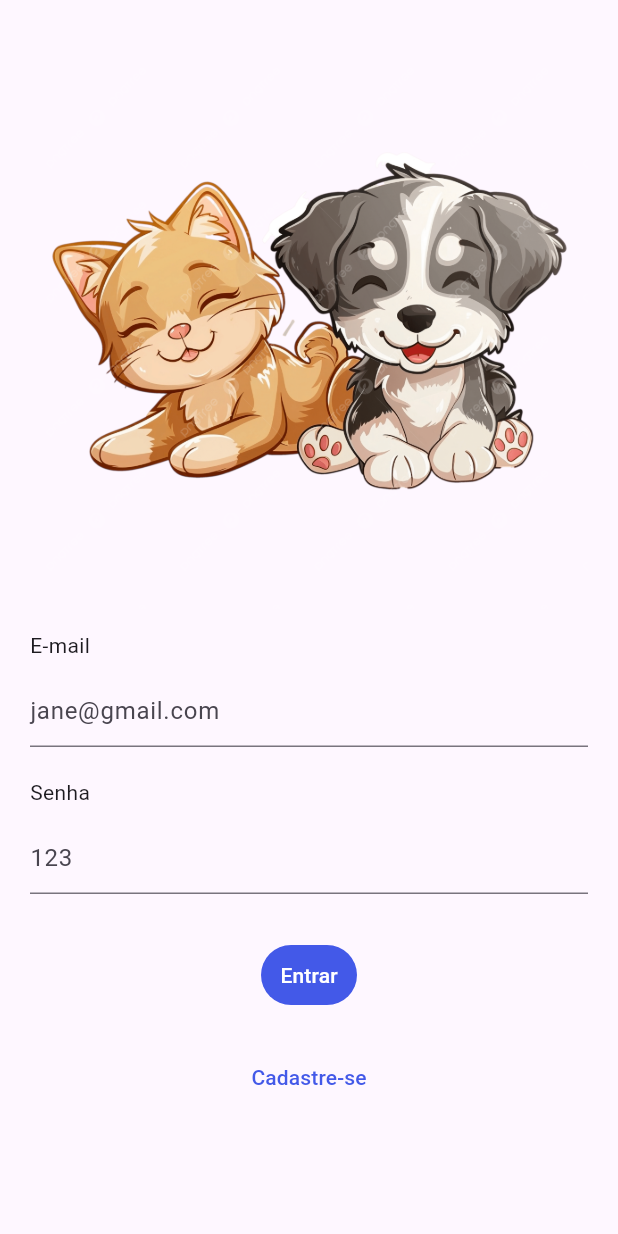
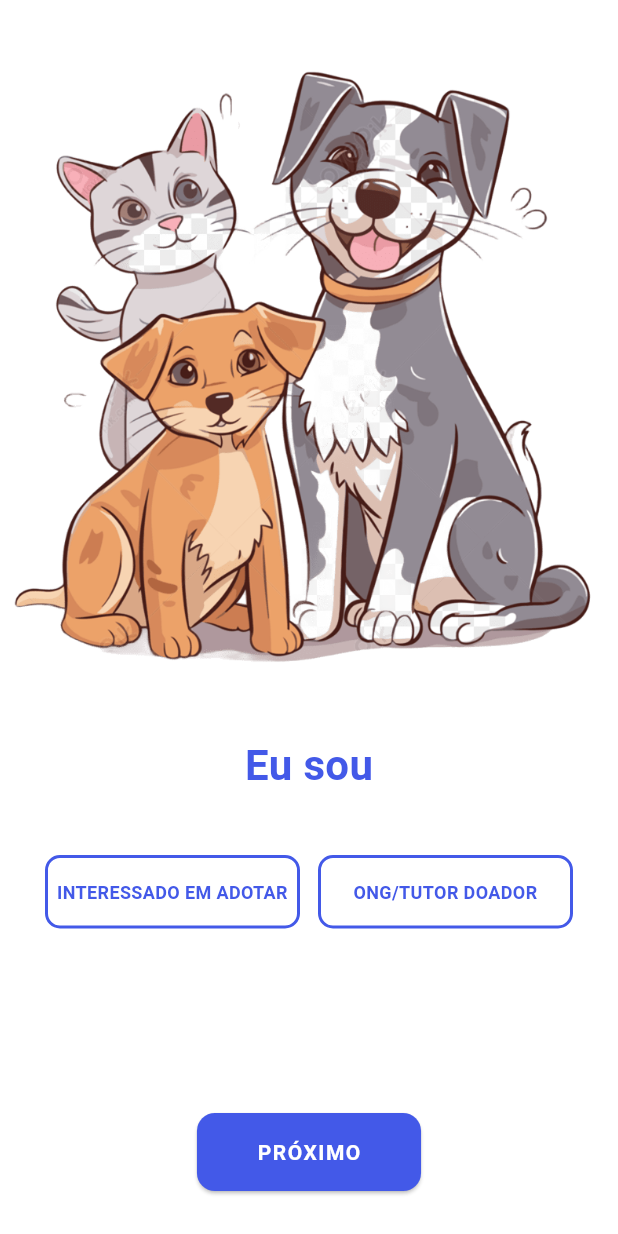
Before and after one commit to BeatrizSilva-Dev/projeto_adocao, a Flutter app: the screen it shows after launch, after a tap on "Cadastre-se", on a phone screen of 412 x 824 dp. Run offline on Flutter 3.47's test engine with Material 3 defaults, Android fonts, the phone set to English and light mode, and no system bars.

Commit message:
tela_adoção + tela_add_pet + tela_cadastro + tela_login_adotante + tela_login_ong
Criação das telas: tela_adoção + tela_add_pet + tela_cadastro + tela_login_adotante + tela_login_ong. E atualização das telas: tela_redirecionamento + tela_individual + tela_gato + tela_cachorro

```diff
--- /dev/null
+++ b/lib/shared/custom_text_field.dart
@@ -0,0 +1,33 @@
+import 'package:flutter/material.dart';
+
+class CustomTextField extends StatelessWidget {
+  final TextEditingController controller;
+  final String hintText;
+  final VoidCallback? onTap;
+  final Color cursorColor;
+  final Color underlineColor;
+
+  const CustomTextField({
+    Key? key,
+    required this.controller,
+    this.hintText = '',
+    this.onTap,
+    this.cursorColor = const Color(0xFF4359E8),
+    this.underlineColor = const Color(0xFF4359E8),
+  }) : super(key: key);
+
+  @override
+  Widget build(BuildContext context) {
+    return TextField(
+      controller: controller,
+      cursorColor: cursorColor,
+      decoration: InputDecoration(
+        hintText: hintText,
+        focusedBorder: UnderlineInputBorder(
+          borderSide: BorderSide(color: underlineColor),
+        ),
+      ),
+      onTap: onTap,
+    );
+  }
+}
--- a/lib/view/tela_cachorro.dart
+++ b/lib/view/tela_cachorro.dart
@@ -1,7 +1,7 @@
 import 'package:adocao/model/lista_pets_model.dart';
 import 'package:adocao/view/tela_gato.dart';
 import 'package:adocao/view/tela_individual.dart';
-import 'package:adocao/view/tela_menu.dart';
+import 'package:adocao/view/tela_menu_adotante.dart';
 import 'package:flutter/material.dart';
 
 class TelaCachorro extends StatelessWidget {
--- /dev/null
+++ b/lib/view/tela_cadastro.dart
@@ -0,0 +1,137 @@
+// tela_cadastro.dart
+import 'package:adocao/view/tela_login_adotante.dart';
+import 'package:adocao/view/tela_login_ong.dart';
+import 'package:flutter/material.dart';
+
+class TelaCadastro extends StatefulWidget {
+  const TelaCadastro({super.key});
+
+  @override
+  State<TelaCadastro> createState() => _TelaCadastroState();
+}
+
+class _TelaCadastroState extends State<TelaCadastro> {
+  String? tipoSelecionado;
+
+  @override
+  Widget build(BuildContext context) {
+    return Scaffold(
+      backgroundColor: Colors.white,
+      body: SafeArea(
+        child: Column(
+          children: [
+            const SizedBox(height: 20),
+
+            Image.asset(
+              'assets/cachorros_gato.png',
+              width: double.infinity,
+              height: 450,
+              fit: BoxFit.cover,
+            ),
+            const SizedBox(height: 20),
+
+            const Text(
+              "Eu sou",
+              style: TextStyle(
+                fontSize: 28,
+                fontWeight: FontWeight.bold,
+                color: Color(0xFF4359E8),
+              ),
+            ),
+
+            const SizedBox(height: 40),
+
+            Padding(
+              padding: const EdgeInsets.symmetric(horizontal: 24),
+              child: Row(
+                mainAxisAlignment: MainAxisAlignment.spaceBetween,
+                children: [
+                  _buildSelecaoBotao("INTERESSADO EM ADOTAR"),
+                  _buildSelecaoBotao("ONG/TUTOR DOADOR"),
+                ],
+              ),
+            ),
+
+            const Spacer(),
+
+            Padding(
+              padding: const EdgeInsets.only(bottom: 30),
+              child: ElevatedButton(
+                onPressed: () {
+                  if (tipoSelecionado != null) {
+                    Navigator.push(
+                      context,
+                      MaterialPageRoute(
+                        builder: (context) => tipoSelecionado == "INTERESSADO EM ADOTAR"
+                            ? TelaLoginAdotante()
+                            : TelaLoginOng(),
+                      ),
+                    );
+                  } else {
+                    ScaffoldMessenger.of(context).showSnackBar(
+                      const SnackBar(
+                        content: Text("Selecione uma opção para continuar."),
+                      ),
+                    );
+                  }
+                },
+                style: ElevatedButton.styleFrom(
+                  backgroundColor: const Color(0xFF4359E8),
+                  padding: const EdgeInsets.symmetric(horizontal: 40, vertical: 16),
+                  shape: RoundedRectangleBorder(
+                    borderRadius: BorderRadius.circular(12),
+                  ),
+                ),
+                child: const Text(
+                  "PRÓXIMO",
+                  style: TextStyle(
+                    color: Colors.white,
+                    fontWeight: FontWeight.bold,
+                    letterSpacing: 1,
+                  ),
+                ),
+              ),
+            ),
+          ],
+        ),
+      ),
+    );
+  }
+
+  Widget _buildSelecaoBotao(String texto) {
+    final bool selecionado = tipoSelecionado == texto;
+
+    return Expanded(
+      child: GestureDetector(
+        onTap: () {
+          setState(() {
+            tipoSelecionado = texto;
+          });
+        },
+        child: Container(
+          margin: const EdgeInsets.symmetric(horizontal: 6),
+          padding: const EdgeInsets.symmetric(vertical: 14),
+          decoration: BoxDecoration(
+            border: Border.all(
+              color: const Color(0xFF4359E8),
+              width: 2,
+            ),
+            borderRadius: BorderRadius.circular(10),
+            color: selecionado ? const Color(0xFF4359E8) : Colors.transparent,
+          ),
+          child: Center(
+            child: Text(
+              texto,
+              textAlign: TextAlign.center,
+              style: TextStyle(
+                color: selecionado ? Colors.white : const Color(0xFF4359E8),
+                fontWeight: FontWeight.bold,
+                fontSize: 12,
+              ),
+            ),
+          ),
+        ),
+      ),
+    );
+  }
+}
--- a/lib/view/tela_gato.dart
+++ b/lib/view/tela_gato.dart
@@ -1,6 +1,6 @@
 import 'package:adocao/model/lista_pets_model.dart';
 import 'package:adocao/view/tela_individual.dart';
-import 'package:adocao/view/tela_menu.dart';
+import 'package:adocao/view/tela_menu_adotante.dart';
 import 'package:flutter/material.dart';
 import 'tela_cachorro.dart';
 
--- a/lib/view/tela_individual.dart
+++ b/lib/view/tela_individual.dart
@@ -1,6 +1,6 @@
 import 'package:adocao/view/tela_redirecionamento.dart';
 import 'package:flutter/material.dart';
-import 'package:adocao/view/tela_menu.dart'; // Certifique-se que essa tela existe e está importada corretamente
+import 'package:adocao/view/tela_menu_adotante.dart'; // Certifique-se que essa tela existe e está importada corretamente
 
 class TelaIndividual extends StatelessWidget {
   final String nome;
--- a/lib/view/tela_login.dart
+++ b/lib/view/tela_login.dart
@@ -1,4 +1,6 @@
-import 'package:adocao/view/tela_menu.dart';
+import 'package:adocao/shared/custom_text_field.dart';
+import 'package:adocao/view/tela_cadastro.dart';
+import 'package:adocao/view/tela_menu_adotante.dart';
 import 'package:flutter/material.dart';
 
 class LoginView extends StatefulWidget {
@@ -21,26 +23,15 @@ class _LoginViewState extends State<LoginView> {
             crossAxisAlignment: CrossAxisAlignment.start,
             mainAxisAlignment: MainAxisAlignment.start,
             children: <Widget>[
-              Image.asset("assets/gatinho_cachorrinho.png", width: 430, height: 400,),
+              Image.asset(
+                "assets/gatinho_cachorrinho.png",
+                width: double.infinity,
+                height: 300,
+                fit: BoxFit.cover,
+              ),
               const Text("E-mail"),
               const SizedBox(height: 10.0),
-              TextField(
-                controller: _emailController,
-                cursorColor: Color(0xFF4359E8),
-                decoration: const InputDecoration(
-                  hintText: 'jane@gmail.com',
-
-                  focusedBorder: UnderlineInputBorder(
-                    borderSide: BorderSide(
-                      color: Color(0xFF4359E8)
-                    )
-                  ),
-                ),
-
-                onTap: () {
-                  // Remove hintText temporariamente se quiser
-                },
-              ),
+              CustomTextField(controller: _emailController, hintText: 'jane@gmail.com', onTap: (){}, ),
               const SizedBox(height: 20.0),
               const Text("Senha"),
               const SizedBox(height: 10.0),
@@ -58,7 +49,7 @@ class _LoginViewState extends State<LoginView> {
                 ),
                 obscureText: true,
               ),
-              const SizedBox(height: 30.0),
+              const SizedBox(height: 100),
               Center(
                 child: TextButton(
                   onPressed: () {
@@ -84,13 +75,16 @@ class _LoginViewState extends State<LoginView> {
                   child: const Text("Entrar"),
                 ),
               ),
-              const SizedBox(height: 20.0),
+              const SizedBox(height: 20),
 
               // Segundo botão
               Center(
                 child: TextButton(
                   onPressed: () {
-
+                    Navigator.push(
+                      context,
+                      MaterialPageRoute(builder: (context) => const TelaCadastro()),
+                    );
                   },
                   style: TextButton.styleFrom(
                     backgroundColor: Colors.transparent,
--- a/lib/view/tela_redirecionamento.dart
+++ b/lib/view/tela_redirecionamento.dart
@@ -1,4 +1,4 @@
-import 'package:adocao/view/tela_menu.dart';
+import 'package:adocao/view/tela_menu_adotante.dart';
 import 'package:flutter/material.dart';
 import 'package:url_launcher/url_launcher.dart';
 
```
Also changed, not shown: lib/view/tela_add_pet.dart (added, +131 -0 lines), lib/view/tela_adocoes.dart (added, +148 -0 lines), lib/view/tela_login_adotante.dart (added, +91 -0 lines), lib/view/tela_login_ong.dart (added, +95 -0 lines), lib/view/tela_menu_ong.dart (added, +68 -0 lines), assets/cachorros_gato.png (added), lib/view/tela_menu_adotante.dart (renamed from lib/view/tela_menu.dart).
